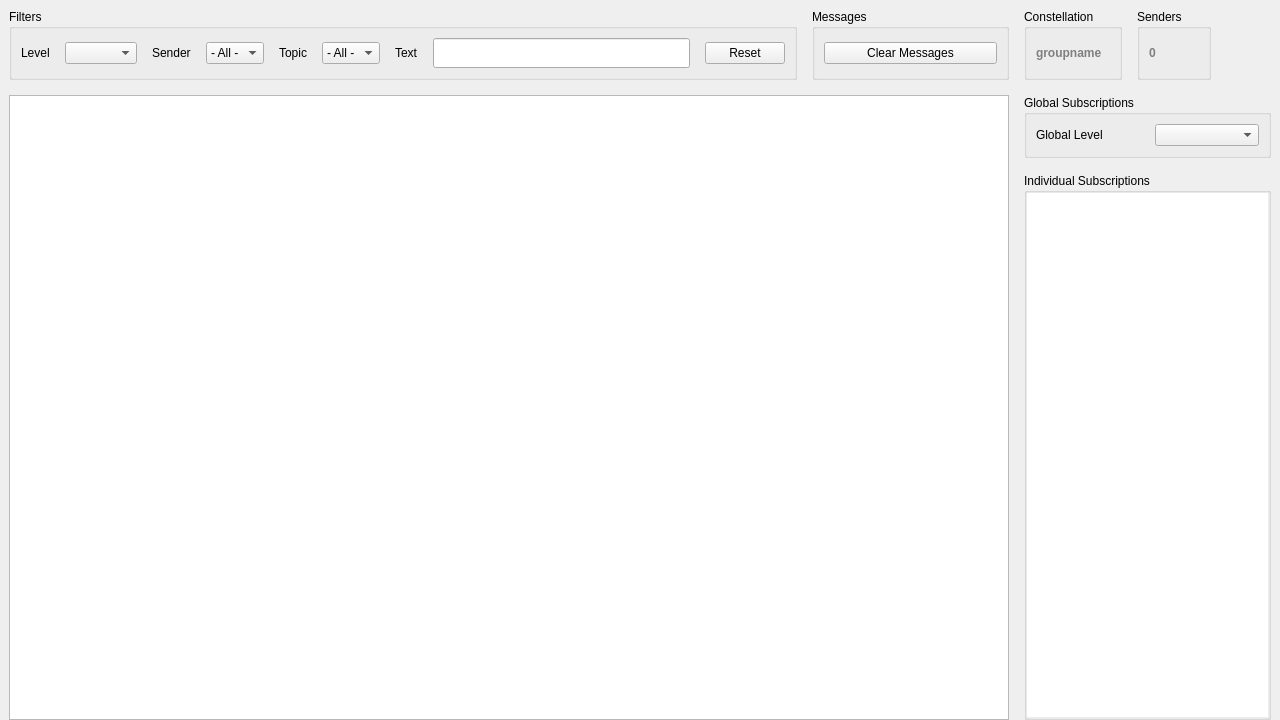
Before: the Qt Designer form cxx/listeners/Observatory/Observatory.ui in constellation-daq/Constellation, drawn with Qt 5.
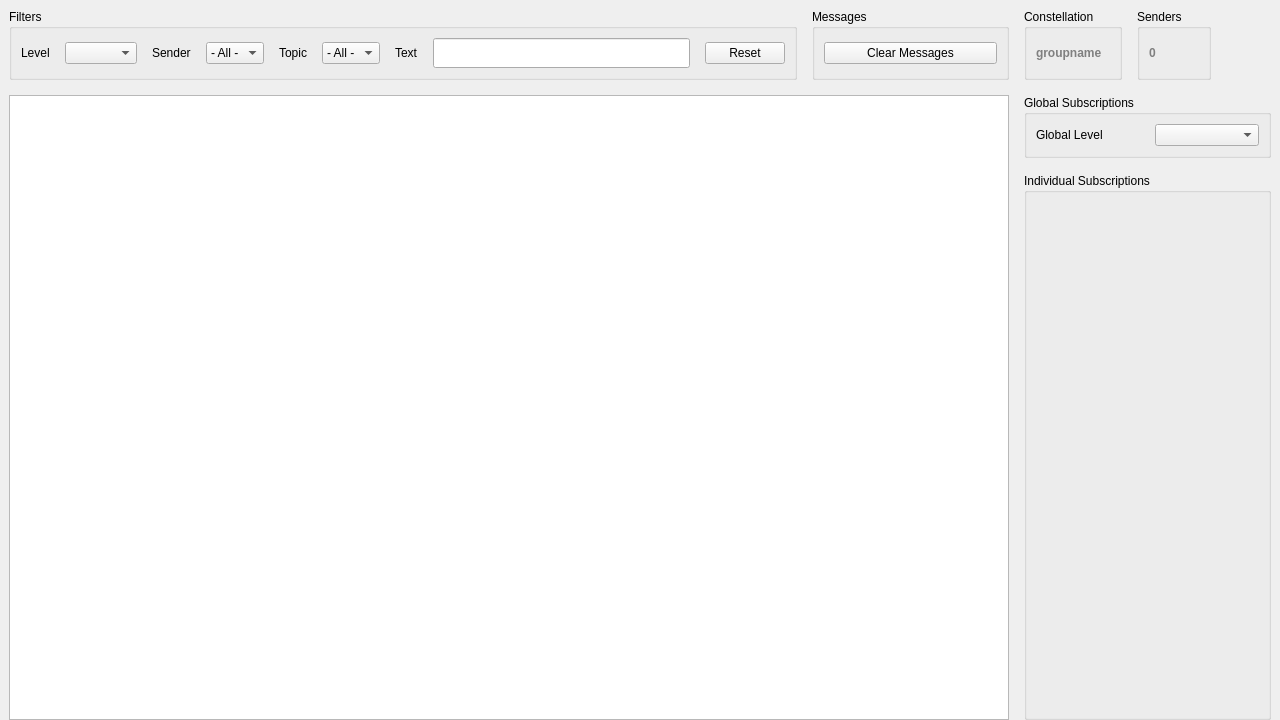
After: the same form once the commit is applied. Icons and pictures are not drawn. Custom widgets are drawn as their Qt base class.

Commit message: cxx/observatory: drop custom widget from UI, add in code

```diff
--- a/cxx/listeners/Observatory/Observatory.ui
+++ b/cxx/listeners/Observatory/Observatory.ui
@@ -355,34 +355,6 @@
          <property name="bottomMargin">
           <number>0</number>
          </property>
-         <item>
-          <widget class="QSubscriptionList" name="listWidget">
-           <property name="frameShape">
-            <enum>QFrame::Shape::NoFrame</enum>
-           </property>
-           <property name="frameShadow">
-            <enum>QFrame::Shadow::Plain</enum>
-           </property>
-           <property name="lineWidth">
-            <number>0</number>
-           </property>
-           <property name="horizontalScrollBarPolicy">
-            <enum>Qt::ScrollBarPolicy::ScrollBarAlwaysOff</enum>
-           </property>
-           <property name="sizeAdjustPolicy">
-            <enum>QAbstractScrollArea::SizeAdjustPolicy::AdjustToContents</enum>
-           </property>
-           <property name="resizeMode">
-            <enum>QListView::ResizeMode::Adjust</enum>
-           </property>
-           <property name="spacing">
-            <number>6</number>
-           </property>
-           <property name="viewMode">
-            <enum>QListView::ViewMode::ListMode</enum>
-           </property>
-          </widget>
-         </item>
         </layout>
        </widget>
       </item>
@@ -402,11 +374,6 @@
   </widget>
  </widget>
  <customwidgets>
-  <customwidget>
-   <class>QSubscriptionList</class>
-   <extends>QListWidget</extends>
-   <header>QSubscriptionList.hpp</header>
-  </customwidget>
   <customwidget>
    <class>constellation::gui::QLogLevelComboBox</class>
    <extends>QComboBox</extends>
```
Left out of the diff: 2 changed lines with no effect on the pictures. The commit also changes 2 other files.
